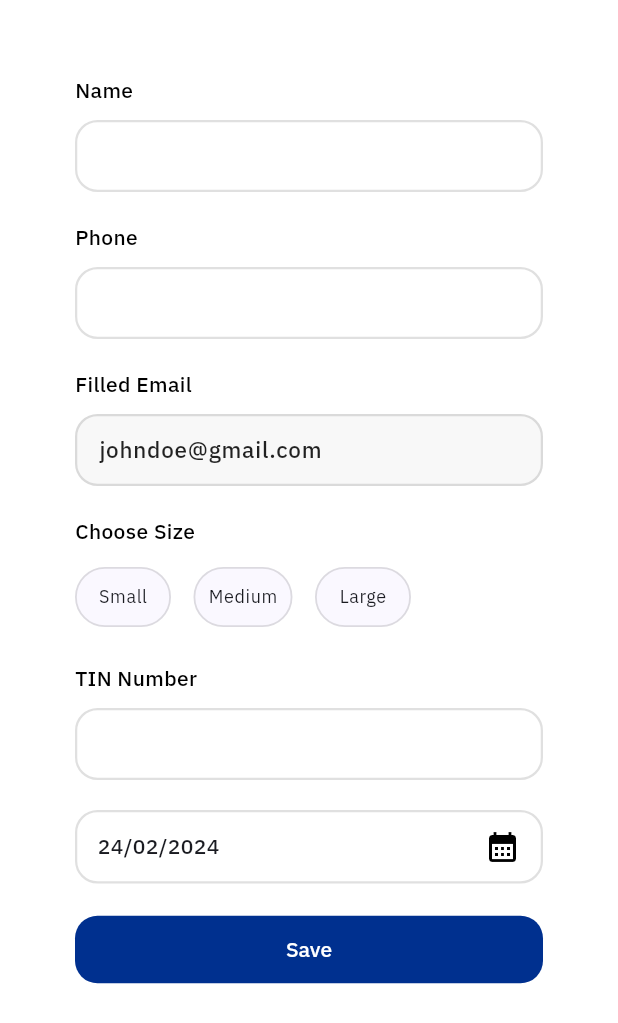
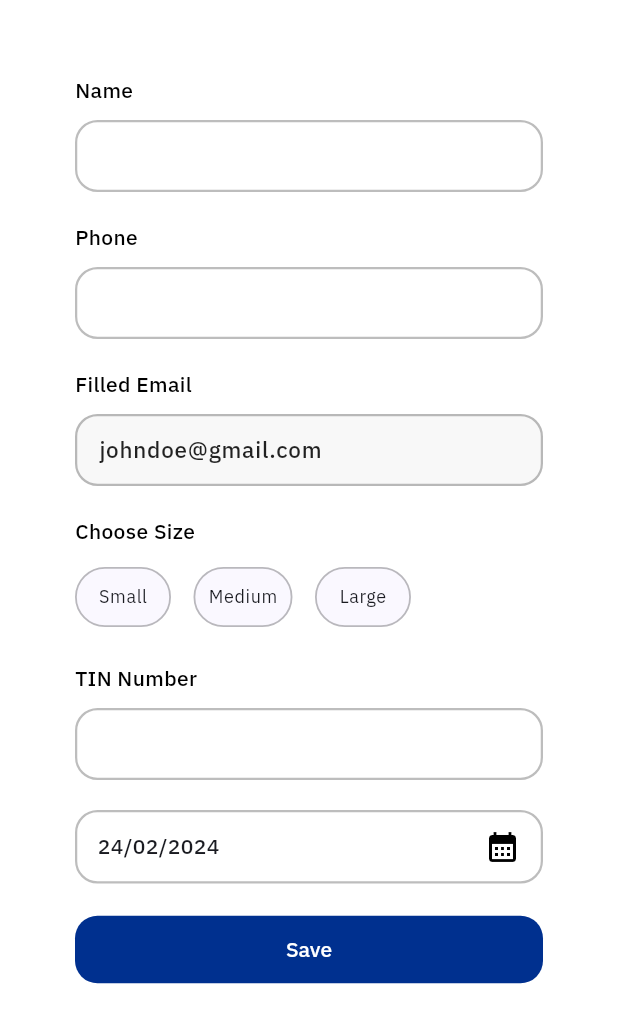
Before and after one commit to TemboPlus-Frontend/tembo_core, a Flutter app: the ComponentsPreview screen opened directly, on a phone screen of 412 x 824 dp. Shown: the top 1023 px of the screen. Run offline on Flutter 3.47's test engine with Material 3 defaults, Android fonts, the phone set to English and light mode, and no system bars; our stand-ins replace flex_color_scheme, flutter_riverpod, freezed_annotation, hive; missing offline and left inert: linked_scroll_controller; accounts and stored records are empty.

Commit message:
updated colors

```diff
--- a/lib/components/divider.dart
+++ b/lib/components/divider.dart
@@ -1,4 +1,5 @@
 import 'package:flutter/material.dart';
+import 'package:tembo_core/tembo_core.dart';
 
 Widget compactListViewDivider(BuildContext _, int __) =>
     const TemboDivider.compact();
@@ -15,12 +16,13 @@ class TemboDivider extends StatelessWidget {
 
   @override
   Widget build(BuildContext context) {
+    final scheme = getTemboColorScheme();
     return compact
         ? Divider(
             indent: 0,
             height: 0,
-            color: color,
+            color: color ?? scheme.border,
           )
-        : Divider(color: color);
+        : Divider(color: color ?? scheme.border);
   }
 }
--- a/lib/components/text_button.dart
+++ b/lib/components/text_button.dart
@@ -40,12 +40,16 @@ class _TemboTextButtonState extends State<TemboTextButton> {
     final height = _style.height;
     final width = _style.width;
 
-    if ((height != null && height <= 35) || (width != null && width <= 35)) {
-      return GestureDetector(
+    if ((height != null && height <= 35) ||
+        (width != null && width <= 35) ||
+        _style.imageProvider != null) {
+      return MouseRegion(
+        cursor: SystemMouseCursors.click,
+        child: GestureDetector(
           onTap: _onPressed,
           onLongPress: _onLongPress,
           child: Container(
-          padding: _style.padding ?? kHorPadding ,
+            padding: _style.padding ?? kHorPadding,
             width: _style.width?.toDouble(),
             height: _style.height?.toDouble(),
             alignment: Alignment.center,
@@ -58,8 +62,15 @@ class _TemboTextButtonState extends State<TemboTextButton> {
                 color: _style.borderColor ?? Colors.transparent,
                 width: _style.borderWidth?.toDouble() ?? 1,
               ),
+              image: _style.imageProvider == null
+                  ? null
+                  : DecorationImage(
+                      image: _style.imageProvider!,
+                      fit: BoxFit.fill,
+                    ),
             ),
             child: getChild(context),
+          ),
         ),
       );
     }
--- a/lib/constants/themes/default.dart
+++ b/lib/constants/themes/default.dart
@@ -27,10 +27,10 @@ class TemboColors {
   static const error = Color(0xff841617);
   static const onError = Colors.white;
 
-  static const success = Color(0xff006400);
+  static const success = Color(0xff50C878);
   static const onSuccess = Colors.white;
 
-  static const border = Colors.black12;
+  static const border = Colors.black26;
 }
 
 class DarkTemboColors {
--- a/lib/styles/button_styles.dart
+++ b/lib/styles/button_styles.dart
@@ -13,6 +13,8 @@ class TemboButtonStyle {
   final TextStyle? textStyle;
   final bool? useContinuousBorder;
 
+  final ImageProvider? imageProvider;
+
   final _ButtonStyle? _style;
 
   const TemboButtonStyle({
@@ -27,6 +29,7 @@ class TemboButtonStyle {
     this.height,
     this.textStyle,
     this.useContinuousBorder = false,
+    this.imageProvider,
   }) : _style = null;
 
   TextStyle? get getTextStyle => textStyle?.copyWith(
@@ -42,6 +45,7 @@ class TemboButtonStyle {
     this.height,
     this.padding,
     this.textStyle,
+    this.imageProvider,
     this.useContinuousBorder = false,
   })  : _style = _ButtonStyle.filled,
         borderColor = Colors.transparent,
@@ -59,7 +63,8 @@ class TemboButtonStyle {
   })  : _style = _ButtonStyle.outline,
         useContinuousBorder = false,
         elevation = 0,
-        backgroundColor = Colors.transparent;
+        backgroundColor = Colors.transparent,
+        imageProvider = null;
 
   const TemboButtonStyle.transparent({
     this.foregroundColor,
@@ -68,12 +73,13 @@ class TemboButtonStyle {
     this.padding,
     this.textStyle,
   })  : _style = _ButtonStyle.transparent,
-        borderRadius = null,
+        borderRadius = 0,
         useContinuousBorder = false,
         elevation = 0,
         backgroundColor = Colors.transparent,
         borderColor = Colors.transparent,
-        borderWidth = 0;
+        borderWidth = 0,
+        imageProvider = null;
 
   Size? get _size {
     if (width != null && height != null) {
@@ -116,6 +122,7 @@ class TemboButtonStyle {
       padding: padding ?? this.padding,
       textStyle: textStyle ?? this.textStyle,
       useContinuousBorder: useContinuousBorder ?? this.useContinuousBorder,
+      imageProvider: imageProvider,
     );
   }
 
@@ -132,6 +139,7 @@ class TemboButtonStyle {
       padding: other.padding ?? padding,
       // textStyle: other.textStyle ?? textStyle,
       useContinuousBorder: other.useContinuousBorder ?? useContinuousBorder,
+      imageProvider: imageProvider,
     );
   }
 
@@ -152,6 +160,7 @@ class TemboButtonStyle {
       padding: padding,
       textStyle: textStyle,
       useContinuousBorder: useContinuousBorder,
+      imageProvider: imageProvider,
     );
   }
 
@@ -173,6 +182,7 @@ class TemboButtonStyle {
       padding: padding,
       // textStyle: other.textStyle ?? textStyle,
       useContinuousBorder: useContinuousBorder,
+      imageProvider: imageProvider,
     );
   }
 
```
Also changed, not shown: 1 other file. Lines whose indentation alone changed are shown as unchanged.
